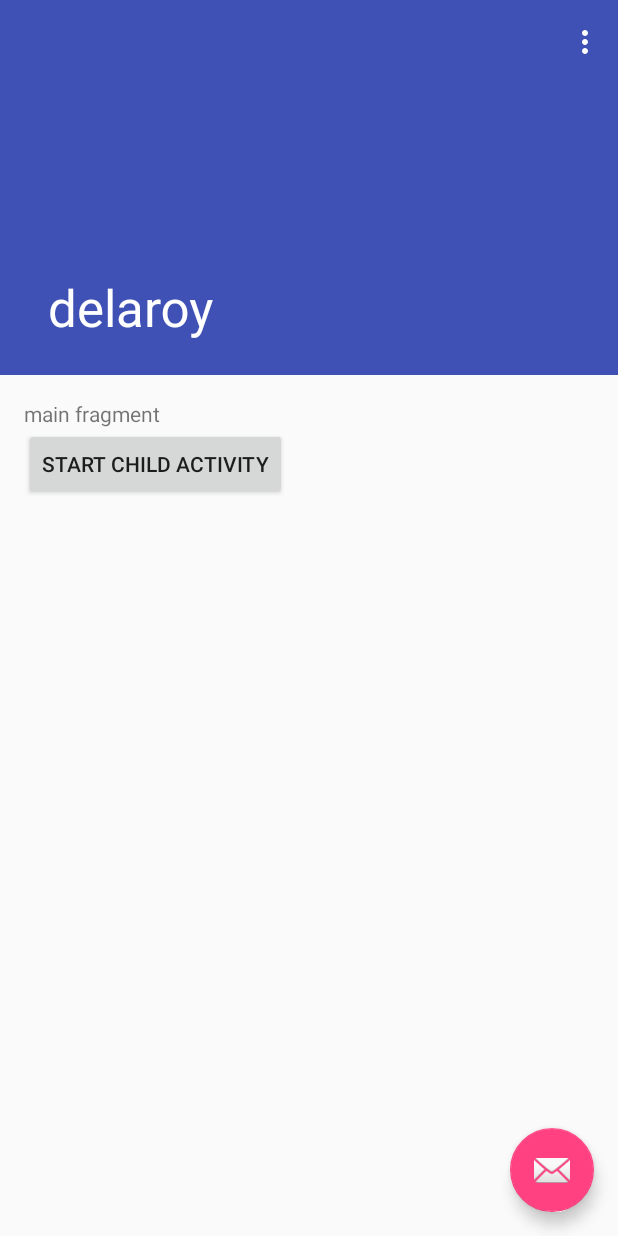
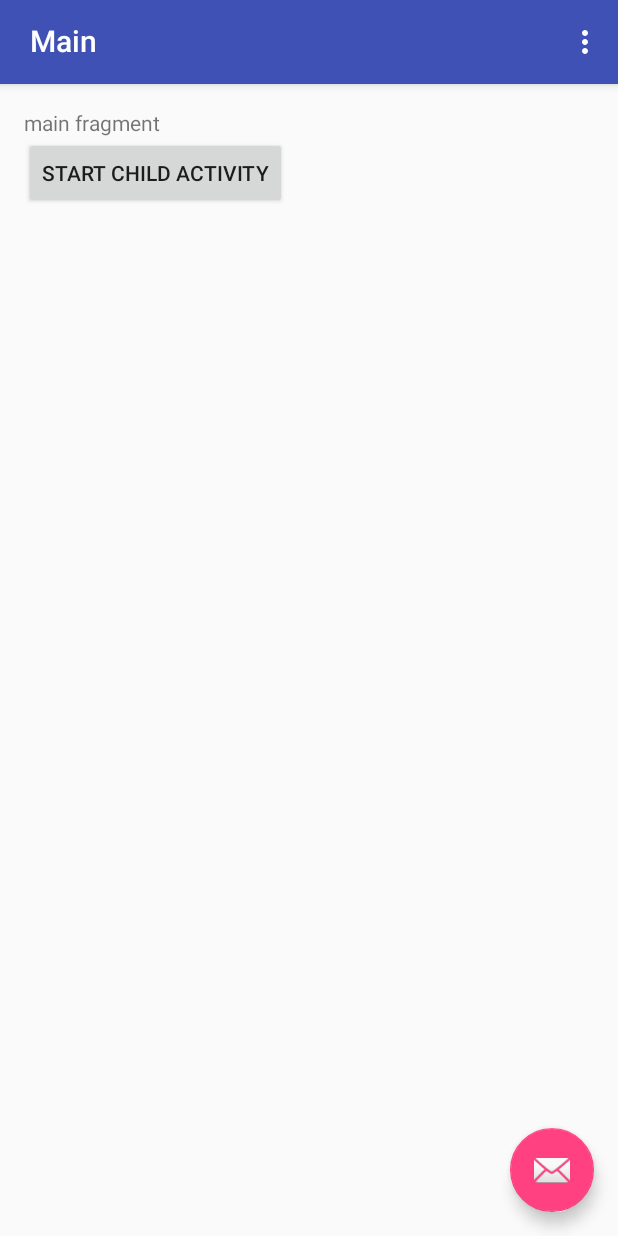
Before and after one commit to yonguuk/mapiary, an Android app: the screen it shows after launch (MainActivity), in the options menu, after a tap on "Settings", on a phone screen of 412 x 824 dp. Run offline under Robolectric (Android 15) with nearby library versions, the phone set to English and light mode, and no system bars; our stand-ins replace CircleImageView; libraries missing offline, so code that uses them is left out: com.roughike.bottombar; 6 statements that could not run were skipped.

Commit message:
complete collapsingtoolbar setup

```diff
--- a/app/src/main/java/com/yonguk/test/activity/mapiary/MainActivity.java
+++ b/app/src/main/java/com/yonguk/test/activity/mapiary/MainActivity.java
@@ -32,7 +32,7 @@ import com.yonguk.test.activity.mapiary.fragment.RecordFragment;
 public class MainActivity extends AppCompatActivity implements View.OnKeyListener {
 
     protected long mExitModeTime = 0L;
-    protected View rootView = null;
+    protected CoordinatorLayout rootView = null;
     protected BottomBar mBottomBar;
     protected AppBarLayout appBarLayout = null;
     protected Toolbar toolbar = null;
@@ -49,15 +49,16 @@ public class MainActivity extends AppCompatActivity implements View.OnKeyListene
     protected void onCreate(Bundle savedInstanceState) {
         super.onCreate(savedInstanceState);
         setContentView(R.layout.activity_main);
-        rootView = findViewById(R.id.root_layout);
+        rootView = (CoordinatorLayout)findViewById(R.id.root_layout);
         appBarLayout = (AppBarLayout) findViewById(R.id.app_bar);
-        ivToolbar = (ImageView) findViewById(R.id.iv_toolbar);
+        //ivToolbar = (ImageView) findViewById(R.id.iv_toolbar);
         toolbar = (Toolbar) findViewById(R.id.toolbar_rv);
         setSupportActionBar(toolbar);
         getSupportActionBar().setHomeButtonEnabled(false);
         getSupportActionBar().setDisplayHomeAsUpEnabled(false);
         collapsingToolbarLayout = (CollapsingToolbarLayout) findViewById(R.id.collapsing_toolbar_layout);
-        collapsingToolbarLayout.setTitle("delaroy");
+        collapsingToolbarLayout.setTitle("Main");
+
         setFragment();
 
         //Service
@@ -94,11 +95,11 @@ public class MainActivity extends AppCompatActivity implements View.OnKeyListene
                 .commit();
         /*Bottom Navigation bar*/
         mBottomBar = BottomBar.attach(this, savedInstanceState);
-        /*hiding on scroll
-          Instead of attach(), use attachShy():
-          mBottomBar = BottomBar.attachShy((CoordinatorLayout) findViewById(R.id.myCoordinator),
-          findViewById(R.id.myScrollingContent), savedInstanceState);
-        */
+        //hiding on scroll
+         // Instead of attach(), use attachShy():
+          //mBottomBar = BottomBar.attachShy((CoordinatorLayout) findViewById(R.id.root_layout),
+          //findViewById(R.id.rv), savedInstanceState);
+
         mBottomBar.setItems(R.menu.bottombar_menu);
 
         mBottomBar.setOnMenuTabClickListener(new OnMenuTabClickListener() {
@@ -114,8 +115,10 @@ public class MainActivity extends AppCompatActivity implements View.OnKeyListene
                                 .hide(mRecordFragment)
                                 .show(mMainFragment)
                                 .commit();
-                        ivToolbar.setVisibility(View.GONE);
-                        lockAppBar(true, "Main");
+                        appBarLayout.setExpanded(false, true);
+                        collapsingToolbarLayout.setTitle("Main");
+                        //ivToolbar.setVisibility(View.GONE);
+                        //lockAppBar(true, "Main");
                         break;
 
                     case R.id.bottombar_follow:
@@ -127,8 +130,10 @@ public class MainActivity extends AppCompatActivity implements View.OnKeyListene
                                 .hide(mRecordFragment)
                                 .show(mFollowFragment)
                                 .commit();
-                        ivToolbar.setVisibility(View.GONE);
-                        lockAppBar(true, "Follow");
+                        appBarLayout.setExpanded(true, true);
+                        collapsingToolbarLayout.setTitle("Follow");
+                        //ivToolbar.setVisibility(View.GONE);
+                        //lockAppBar(true, "Follow");
                         break;
 
                     case R.id.bottombar_record:
@@ -140,8 +145,10 @@ public class MainActivity extends AppCompatActivity implements View.OnKeyListene
                                 .hide(mProfileFragment)
                                 .show(mRecordFragment)
                                 .commit();
-                        ivToolbar.setVisibility(View.GONE);
-                        lockAppBar(true, "Record");
+                        appBarLayout.setExpanded(false, true);
+                        collapsingToolbarLayout.setTitle("Record");
+                        //ivToolbar.setVisibility(View.GONE);
+                        //lockAppBar(true, "Record");
                         break;
 
                     case R.id.bottombar_news:
@@ -153,8 +160,10 @@ public class MainActivity extends AppCompatActivity implements View.OnKeyListene
                                 .hide(mRecordFragment)
                                 .show(mNewsFragment)
                                 .commit();
-                        ivToolbar.setVisibility(View.GONE);
-                        lockAppBar(true, "News");
+                        appBarLayout.setExpanded(false, true);
+                        collapsingToolbarLayout.setTitle("News");
+                        //ivToolbar.setVisibility(View.GONE);
+                        //lockAppBar(true, "News");
                         break;
 
                     case R.id.bottombar_profile:
@@ -166,8 +175,10 @@ public class MainActivity extends AppCompatActivity implements View.OnKeyListene
                                 .hide(mRecordFragment)
                                 .show(mProfileFragment)
                                 .commit();
-                        ivToolbar.setVisibility(View.GONE);
-                        lockAppBar(true, "Profile");
+                        appBarLayout.setExpanded(false, true);
+                        collapsingToolbarLayout.setTitle("Profile");
+                        //ivToolbar.setVisibility(View.GONE);
+                        //lockAppBar(true, "Profile");
                         break;
                 }
             }
@@ -236,7 +247,6 @@ public class MainActivity extends AppCompatActivity implements View.OnKeyListene
 */
         // Setting colors for different tabs when there's more than three of them.
         // You can set colors for tabs in three different ways as shown below.
-        //이 메소드의 기능이 뭔지 잘 모르겠음
         //mBottomBar.mapColorForTab(0, ContextCompat.getColor(this, R.color.colorAccent));
         //mBottomBar.mapColorForTab(1, 0xFF5D4037);
         mBottomBar.mapColorForTab(0, "#7B1FA2");
@@ -272,7 +282,7 @@ public class MainActivity extends AppCompatActivity implements View.OnKeyListene
 
         return super.onOptionsItemSelected(item);
     }
-
+/*
     public void lockAppBar(boolean locked,String title) {
         if(locked){
             appBarLayout.setExpanded(false, true);
@@ -291,7 +301,7 @@ public class MainActivity extends AppCompatActivity implements View.OnKeyListene
             collapsingToolbarLayout.setTitleEnabled(true);
             collapsingToolbarLayout.setTitle(title);
         }
-    }
+    }*/
 
     @Override
     public void onBackPressed() {
@@ -308,4 +318,10 @@ public class MainActivity extends AppCompatActivity implements View.OnKeyListene
     public boolean onKey(View view, int i, KeyEvent keyEvent) {
         return false;
     }
+
+    @Override
+    protected void onResume() {
+        super.onResume();
+        appBarLayout.setExpanded(false, true);
+    }
 }
--- a/app/src/main/res/layout/activity_main.xml
+++ b/app/src/main/res/layout/activity_main.xml
@@ -4,18 +4,38 @@
     xmlns:tools="http://schemas.android.com/tools"
     android:layout_width="match_parent"
     android:layout_height="match_parent"
+    tools:context="com.yonguk.test.activity.mapiary.MainActivity"
     android:fitsSystemWindows="true"
-    tools:context="com.yonguk.test.activity.mapiary.MainActivity"
     android:id="@+id/root_layout">
 
 
     <android.support.design.widget.AppBarLayout
         android:id="@+id/app_bar"
         android:layout_width="match_parent"
-        android:layout_height="250dp"
+        android:layout_height="220dp"
         android:theme="@style/AppTheme.AppBarOverlay"
-        android:fitsSystemWindows="true">
+        android:fitsSystemWindows="true"
+>
 
+        <android.support.design.widget.CollapsingToolbarLayout
+            android:id="@+id/collapsing_toolbar_layout"
+            android:layout_width="match_parent"
+            android:layout_height="match_parent"
+            app:layout_scrollFlags="scroll|enterAlways|exitUntilCollapsed"
+            app:expandedTitleMarginEnd="64dp"
+            app:expandedTitleMarginTop="48dp"
+            >
+
+            <android.support.v7.widget.Toolbar
+                android:id="@+id/toolbar_rv"
+                android:layout_width="match_parent"
+                android:layout_height="?attr/actionBarSize"
+                app:layout_collapseMode="pin">
+
+            </android.support.v7.widget.Toolbar>
+        </android.support.design.widget.CollapsingToolbarLayout>
+
+<!--
         <android.support.design.widget.CollapsingToolbarLayout
             android:layout_width="match_parent"
             android:layout_height="match_parent"
@@ -39,6 +59,7 @@
                 app:layout="?attr/colorPrimary"
                 app:popupTheme="@style/ThemeOverlay.AppCompat.Light" />
         </android.support.design.widget.CollapsingToolbarLayout>
+        -->
     </android.support.design.widget.AppBarLayout>
 
     <include layout="@layout/content_main" />
@@ -49,6 +70,7 @@
         android:layout_height="wrap_content"
         android:layout_gravity="bottom|end"
         android:layout_margin="@dimen/fab_margin"
-        android:src="@android:drawable/ic_dialog_email" />
+        android:src="@android:drawable/ic_dialog_email"
+        />
 
 </android.support.design.widget.CoordinatorLayout>
--- a/app/src/main/res/layout/fragment_follow.xml
+++ b/app/src/main/res/layout/fragment_follow.xml
@@ -1,5 +1,6 @@
 <?xml version="1.0" encoding="utf-8"?>
 <LinearLayout xmlns:android="http://schemas.android.com/apk/res/android"
+    xmlns:app="http://schemas.android.com/apk/res-auto"
     android:orientation="vertical" android:layout_width="match_parent"
     android:layout_height="match_parent">
 
@@ -11,7 +12,8 @@
         <android.support.v7.widget.RecyclerView
             android:id="@+id/rv"
             android:layout_width="match_parent"
-            android:layout_height="match_parent">
+            android:layout_height="match_parent"
+            app:layout_behavior = "@string/appbar_scrolling_view_behavior">
         </android.support.v7.widget.RecyclerView>
 
     </android.support.v4.widget.SwipeRefreshLayout>
--- a/app/src/main/res/values-v21/styles.xml
+++ b/app/src/main/res/values-v21/styles.xml
@@ -3,7 +3,7 @@
     <style name="AppTheme.NoActionBar">
         <item name="windowActionBar">false</item>
         <item name="windowNoTitle">true</item>
-        <item name="android:windowDrawsSystemBarBackgrounds">true</item>
+        <item name="android:windowDrawsSystemBarBackgrounds">false</item>
         <item name="android:statusBarColor">@android:color/transparent</item>
     </style>
 
--- a/app/src/main/res/values/strings.xml
+++ b/app/src/main/res/values/strings.xml
@@ -22,4 +22,5 @@
     <string name="permission_rationale">"Contacts permissions are needed for providing email
         completions."
     </string>
+    <string name="title_activity_collapsing_tollbar_acticity">CollapsingTollbarActicity</string>
 </resources>
--- a/app/src/main/res/values/styles.xml
+++ b/app/src/main/res/values/styles.xml
@@ -15,6 +15,7 @@
     </style>
 
     <style name="AppTheme.AppBarOverlay" parent="ThemeOverlay.AppCompat.Dark.ActionBar" />
+
     <style name="AppTheme.PopupOverlay" parent="ThemeOverlay.AppCompat.Light" />
 
     <style name="AppTheme.Dark.Dialog" parent="Theme.AppCompat.Dialog">
```
Also changed, not shown: app/src/main/AndroidManifest.xml (+10 -10 lines), app/src/main/java/com/yonguk/test/activity/mapiary/RVAdapter.java (+6 -0 lines).
